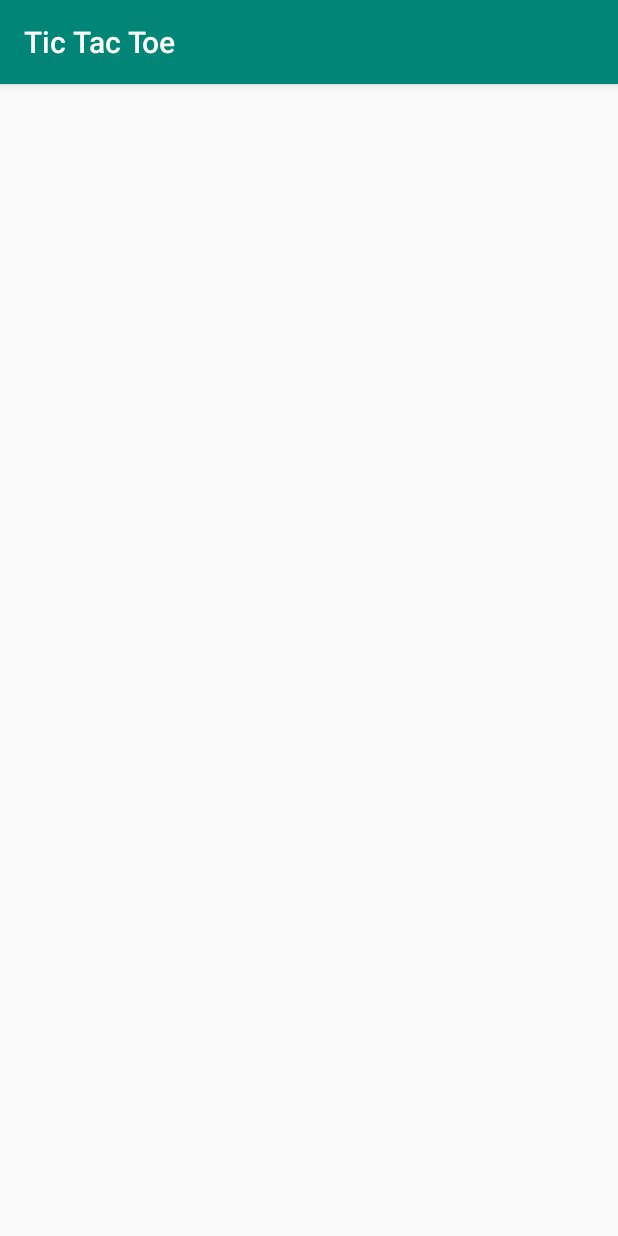
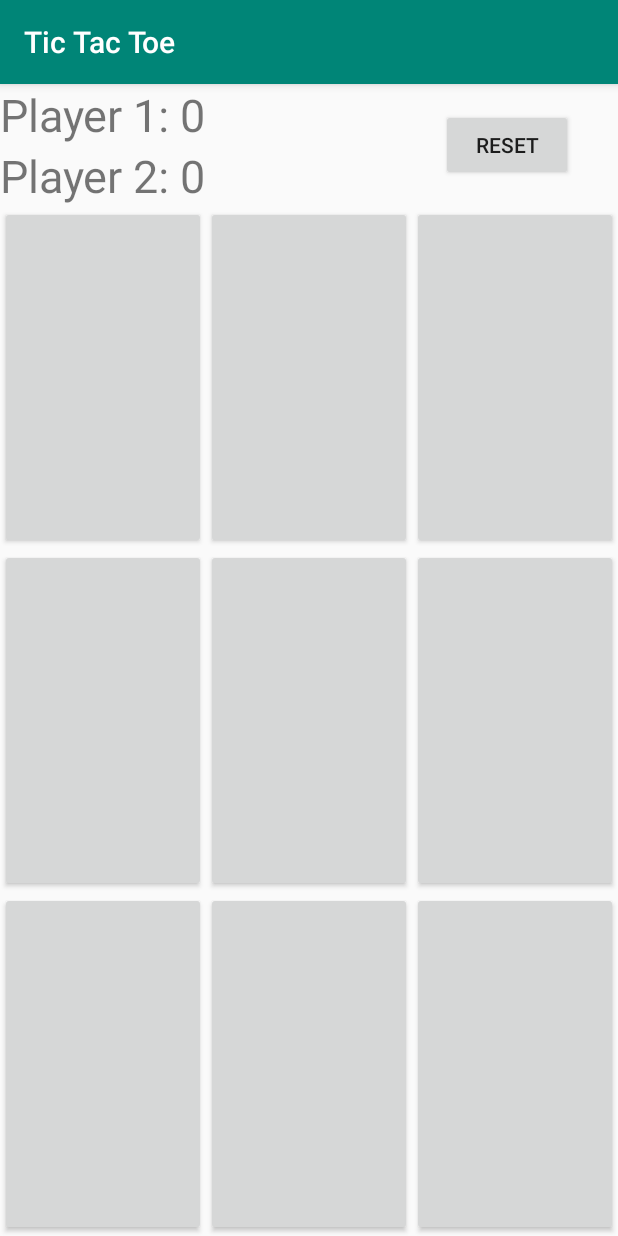
Before and after one commit to lokeshnahata/tic-tac-toe, an Android app: the screen it shows after launch (MainActivity), on a phone screen of 412 x 824 dp. Run offline under Robolectric (Android 15) with nearby library versions, the phone set to English and light mode, and no system bars.

Commit message:
Create 9 buttons

```diff
--- a/app/src/main/res/layout/activity_main.xml
+++ b/app/src/main/res/layout/activity_main.xml
@@ -1,9 +1,121 @@
 <?xml version="1.0" encoding="utf-8"?>
 <LinearLayout xmlns:android="http://schemas.android.com/apk/res/android"
-    xmlns:app="http://schemas.android.com/apk/res-auto"
     xmlns:tools="http://schemas.android.com/tools"
     android:layout_width="match_parent"
     android:layout_height="match_parent"
+    android:orientation="vertical"
     tools:context=".MainActivity">
 
+    <RelativeLayout
+        android:layout_width="match_parent"
+        android:layout_height="wrap_content">
+
+        <TextView
+            android:id="@+id/text_view_p1"
+            android:layout_width="wrap_content"
+            android:layout_height="wrap_content"
+            android:text="Player 1: 0"
+            android:textSize="30sp" />
+
+        <TextView
+            android:id="@+id/text_view_p2"
+            android:layout_width="wrap_content"
+            android:layout_height="wrap_content"
+            android:layout_below="@+id/text_view_p1"
+            android:text="Player 2: 0"
+            android:textSize="30sp" />
+
+        <Button
+            android:id="@+id/button_reset"
+            android:layout_width="wrap_content"
+            android:layout_height="wrap_content"
+            android:layout_alignParentEnd="true"
+            android:layout_alignParentRight="true"
+            android:layout_centerVertical="true"
+            android:layout_marginEnd="30dp"
+            android:layout_marginRight="30dp"
+            android:text="reset" />
+    </RelativeLayout>
+
+    <LinearLayout
+        android:layout_width="match_parent"
+        android:layout_height="0dp"
+        android:layout_weight="1">
+
+        <Button
+            android:id="@+id/button_00"
+            android:layout_width="0dp"
+            android:layout_height="match_parent"
+            android:layout_weight="1"
+            android:textSize="60sp" />
+
+        <Button
+            android:id="@+id/button_01"
+            android:layout_width="0dp"
+            android:layout_height="match_parent"
+            android:layout_weight="1"
+            android:textSize="60sp" />
+
+        <Button
+            android:id="@+id/button_02"
+            android:layout_width="0dp"
+            android:layout_height="match_parent"
+            android:layout_weight="1"
+            android:textSize="60sp" />
+    </LinearLayout>
+
+    <LinearLayout
+        android:layout_width="match_parent"
+        android:layout_height="0dp"
+        android:layout_weight="1">
+
+        <Button
+            android:id="@+id/button_10"
+            android:layout_width="0dp"
+            android:layout_height="match_parent"
+            android:layout_weight="1"
+            android:textSize="60sp" />
+
+        <Button
+            android:id="@+id/button_11"
+            android:layout_width="0dp"
+            android:layout_height="match_parent"
+            android:layout_weight="1"
+            android:textSize="60sp" />
+
+        <Button
+            android:id="@+id/button_12"
+            android:layout_width="0dp"
+            android:layout_height="match_parent"
+            android:layout_weight="1"
+            android:textSize="60sp" />
+    </LinearLayout>
+
+
+    <LinearLayout
+        android:layout_width="match_parent"
+        android:layout_height="0dp"
+        android:layout_weight="1">
+
+        <Button
+            android:id="@+id/button_20"
+            android:layout_width="0dp"
+            android:layout_height="match_parent"
+            android:layout_weight="1"
+            android:textSize="60sp" />
+
+        <Button
+            android:id="@+id/button_21"
+            android:layout_width="0dp"
+            android:layout_height="match_parent"
+            android:layout_weight="1"
+            android:textSize="60sp" />
+
+        <Button
+            android:id="@+id/button_22"
+            android:layout_width="0dp"
+            android:layout_height="match_parent"
+            android:layout_weight="1"
+            android:textSize="60sp" />
+    </LinearLayout>
 </LinearLayout>
```
